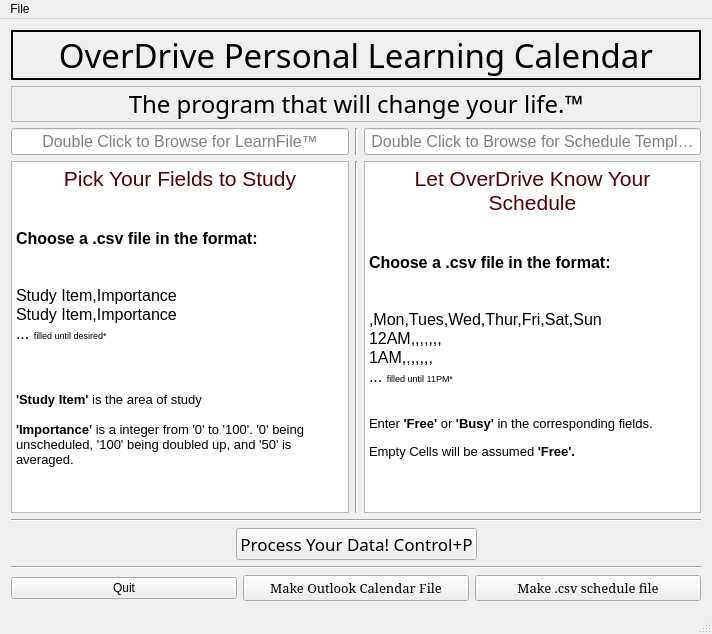
Above: inputwindow.ui from bytePro17124/OverDrive-Personal-Learning-Calendar before the change. Below: the same form after it.
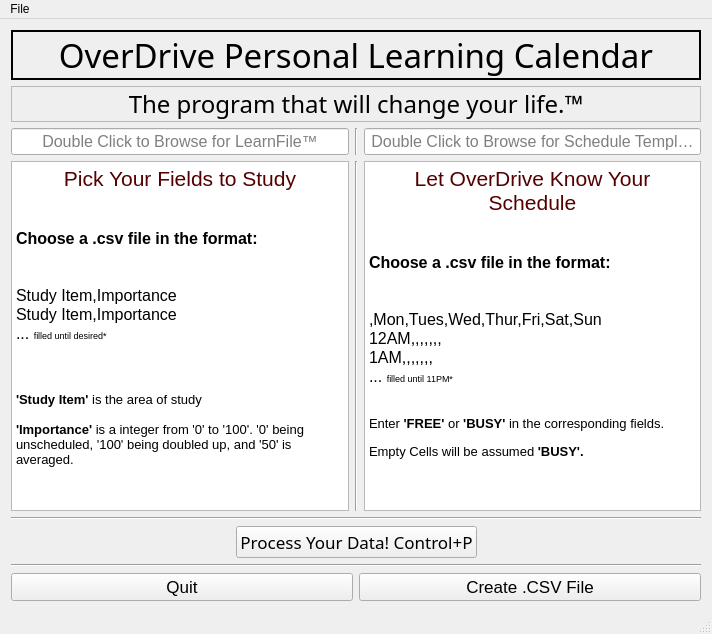
That is the form after the change.

```diff
--- a/inputwindow.ui
+++ b/inputwindow.ui
@@ -161,9 +161,9 @@
 &lt;p style=&quot; margin-top:0px; margin-bottom:0px; margin-left:0px; margin-right:0px; -qt-block-indent:0; text-indent:0px;&quot;&gt;&lt;span style=&quot; font-size:12pt;&quot;&gt;... &lt;/span&gt;&lt;span style=&quot; font-size:7pt;&quot;&gt;filled until 11PM*&lt;/span&gt;&lt;/p&gt;
 &lt;p style=&quot;-qt-paragraph-type:empty; margin-top:0px; margin-bottom:0px; margin-left:0px; margin-right:0px; -qt-block-indent:0; text-indent:0px; font-size:10pt;&quot;&gt;&lt;br /&gt;&lt;/p&gt;
 &lt;p style=&quot;-qt-paragraph-type:empty; margin-top:0px; margin-bottom:0px; margin-left:0px; margin-right:0px; -qt-block-indent:0; text-indent:0px; font-size:10pt;&quot;&gt;&lt;br /&gt;&lt;/p&gt;
-&lt;p style=&quot; margin-top:0px; margin-bottom:0px; margin-left:0px; margin-right:0px; -qt-block-indent:0; text-indent:0px;&quot;&gt;&lt;span style=&quot; font-size:10pt;&quot;&gt;Enter &lt;/span&gt;&lt;span style=&quot; font-size:10pt; font-weight:600;&quot;&gt;'Free'&lt;/span&gt;&lt;span style=&quot; font-size:10pt;&quot;&gt; or &lt;/span&gt;&lt;span style=&quot; font-size:10pt; font-weight:600;&quot;&gt;'Busy'&lt;/span&gt;&lt;span style=&quot; font-size:10pt;&quot;&gt; in the corresponding fields.&lt;/span&gt;&lt;/p&gt;
+&lt;p style=&quot; margin-top:0px; margin-bottom:0px; margin-left:0px; margin-right:0px; -qt-block-indent:0; text-indent:0px;&quot;&gt;&lt;span style=&quot; font-size:10pt;&quot;&gt;Enter &lt;/span&gt;&lt;span style=&quot; font-size:10pt; font-weight:600;&quot;&gt;'FREE'&lt;/span&gt;&lt;span style=&quot; font-size:10pt;&quot;&gt; or &lt;/span&gt;&lt;span style=&quot; font-size:10pt; font-weight:600;&quot;&gt;'BUSY'&lt;/span&gt;&lt;span style=&quot; font-size:10pt;&quot;&gt; in the corresponding fields.&lt;/span&gt;&lt;/p&gt;
 &lt;p style=&quot;-qt-paragraph-type:empty; margin-top:0px; margin-bottom:0px; margin-left:0px; margin-right:0px; -qt-block-indent:0; text-indent:0px;&quot;&gt;&lt;br /&gt;&lt;/p&gt;
-&lt;p style=&quot; margin-top:0px; margin-bottom:0px; margin-left:0px; margin-right:0px; -qt-block-indent:0; text-indent:0px;&quot;&gt;&lt;span style=&quot; font-size:10pt;&quot;&gt;Empty Cells will be assumed&lt;/span&gt;&lt;span style=&quot; font-size:10pt; font-weight:600;&quot;&gt; 'Free'.&lt;/span&gt;&lt;/p&gt;
+&lt;p style=&quot; margin-top:0px; margin-bottom:0px; margin-left:0px; margin-right:0px; -qt-block-indent:0; text-indent:0px;&quot;&gt;&lt;span style=&quot; font-size:10pt;&quot;&gt;Empty Cells will be assumed&lt;/span&gt;&lt;span style=&quot; font-size:10pt; font-weight:600;&quot;&gt; 'BUSY'.&lt;/span&gt;&lt;/p&gt;
 &lt;p style=&quot;-qt-paragraph-type:empty; margin-top:0px; margin-bottom:0px; margin-left:0px; margin-right:0px; -qt-block-indent:0; text-indent:0px; font-size:12pt;&quot;&gt;&lt;br /&gt;&lt;/p&gt;&lt;/body&gt;&lt;/html&gt;</string>
         </property>
        </widget>
@@ -243,34 +243,26 @@
      <layout class="QHBoxLayout" name="horizontalLayout">
       <item>
        <widget class="QPushButton" name="button_Quit">
+        <property name="font">
+         <font>
+          <pointsize>13</pointsize>
+         </font>
+        </property>
         <property name="text">
          <string>Quit</string>
         </property>
        </widget>
       </item>
-      <item>
-       <widget class="QPushButton" name="button_MakeOutlookFile">
-        <property name="font">
-         <font>
-          <family>MS Serif</family>
-          <pointsize>10</pointsize>
-         </font>
-        </property>
-        <property name="text">
-         <string>Make Outlook Calendar File</string>
-        </property>
-       </widget>
-      </item>
       <item>
        <widget class="QPushButton" name="button_MakeSchedule">
         <property name="font">
          <font>
-          <family>MS Serif</family>
-          <pointsize>10</pointsize>
+          <family>MS Shell Dlg 2</family>
+          <pointsize>13</pointsize>
          </font>
         </property>
         <property name="text">
-         <string>Make .csv schedule file</string>
+         <string>Create .CSV File</string>
         </property>
        </widget>
       </item>
```
Left out of the diff: 3 changed lines with no effect on the pictures.
